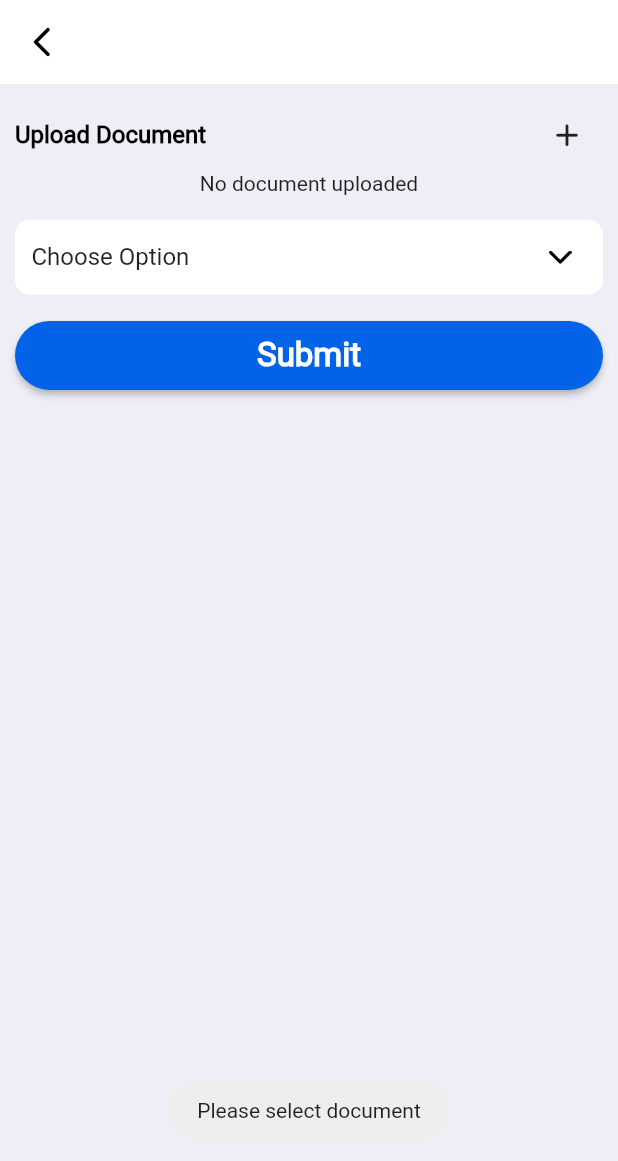
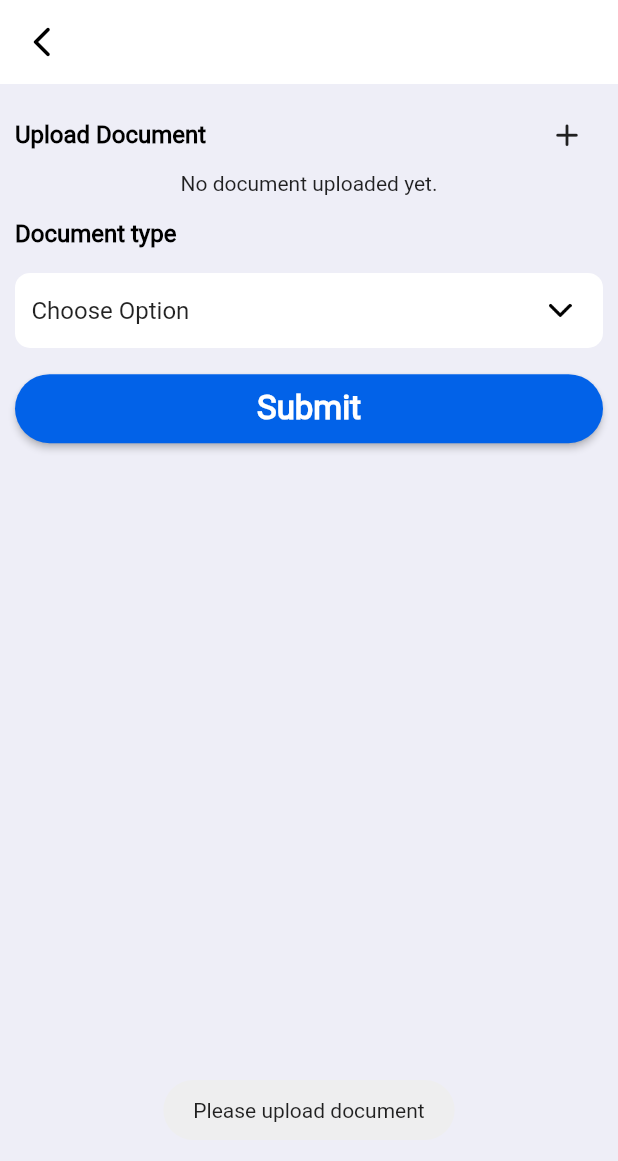
Before and after one commit to rushit5560/Payroll_Project, a Flutter app: the DocumentUploadScreen screen opened directly with empty values, after a tap on "Submit", on a phone screen of 412 x 824 dp. Shown: the top 1161 px of the screen. Run offline on Flutter 3.47's test engine with Material 2 defaults, Android fonts, the light colour scheme and no system bars; our stand-ins replace dio, file_picker, fluttertoast, get, image_picker, shared_preferences and 1 more; missing offline and left inert: external_path; accounts and stored records are empty; network calls fail.

Commit message:
Bug solve

```diff
--- a/payroll_system/lib/controllers/login_screen_controller.dart
+++ b/payroll_system/lib/controllers/login_screen_controller.dart
@@ -50,7 +50,9 @@ class LoginController extends GetxController {
 
         await userPreference.setUserLoginDetailsToPrefs(
           isLoggedIn: true,
-          userId: int.parse(loginDetailsModel.loginData.data.id.toString()),
+          userId: loginDetailsModel.loginData.data.roleId == "4"
+              ? int.parse(loginDetailsModel.loginData.data.employeeId.toString())
+              : int.parse(loginDetailsModel.loginData.data.id.toString()),
           roleId: int.parse(loginDetailsModel.loginData.data.roleId.toString()),
           userName: loginDetailsModel.loginData.data.userName,
           userEmail: loginDetailsModel.loginData.data.email,
--- a/payroll_system/lib/controllers/pay_checkes_dowanload_screen_controller.dart
+++ b/payroll_system/lib/controllers/pay_checkes_dowanload_screen_controller.dart
@@ -28,7 +28,7 @@ class PayCheckesDowanloadScreenController extends GetxController {
 
     try {
       http.Response response = await http.get(Uri.parse(url));
-
+      log('getPaycheckesDowanlodeListFunction : ${response.body}');
       PayCheckDwanloadListModel payCheckDwanloadListModel =
           PayCheckDwanloadListModel.fromJson(json.decode(response.body));
       log("getPaycheckesListFunction response  : ${response.body}");
--- a/payroll_system/lib/controllers/upload_document_screen_controller.dart
+++ b/payroll_system/lib/controllers/upload_document_screen_controller.dart
@@ -1,6 +1,7 @@
 import 'dart:io';
 import 'dart:convert';
 import 'dart:developer';
+import 'package:flutter/material.dart';
 import 'package:get/get.dart';
 import 'package:http/http.dart' as http;
 import 'package:file_picker/file_picker.dart';
@@ -21,6 +22,7 @@ class UploadDocumentScreenController extends GetxController {
   RxBool isSuccessStatus = false.obs;
 
   UserPreference userPreference = UserPreference();
+  GlobalKey<FormState> formKey = GlobalKey<FormState>();
 
   List<String> documentTypeList = ["Choose Option", "W-4", "I-9", "W-2s"];
   RxString documentSelectedTypeValue = "Choose Option".obs;
@@ -110,6 +112,7 @@ class UploadDocumentScreenController extends GetxController {
   }
 
   Future<void> uploadDocumentFunction() async {
+    Fluttertoast.showToast(msg: "Please wait");
     isLoading(true);
     String url = ApiUrl.uploadEmployeeDocumentApi;
     log('uploadEmployeeDocumentFunction Api Url :$url');
--- a/payroll_system/lib/screen/company_home_screen/company_home_widgets_screen.dart
+++ b/payroll_system/lib/screen/company_home_screen/company_home_widgets_screen.dart
@@ -145,7 +145,9 @@ class CompanyHomeScreenWidgets extends StatelessWidget {
                     textKey: AppMessage.employeeStatus,
                     textValue: value.isActive == AppMessage.value
                         ? AppMessage.active
-                        : AppMessage.inActive,
+                        : value.isActive == AppMessage.zero ? AppMessage.inActive : AppMessage.terminated,
+                    valueColor: value.isActive == AppMessage.value
+                    ? AppColors.greenColor : value.isActive == AppMessage.zero ? AppColors.colorRed : AppColors.greyColor,
                   ),
                   SizedBox(height: 2.h),
                   Row(
--- a/payroll_system/lib/screen/employee_screens/document_upload_screen/document_upload_widgets_screen.dart
+++ b/payroll_system/lib/screen/employee_screens/document_upload_screen/document_upload_widgets_screen.dart
@@ -101,9 +101,18 @@ class DocumentTypeDropdownModule extends StatelessWidget {
         borderRadius: BorderRadius.circular(10),
         border: Border.all(color: Colors.transparent),
       ),
-      child: DropdownButtonHideUnderline(
-        child: DropdownButton<String>(
+      // child: DropdownButtonHideUnderline(
+        child: Center(
+          child: DropdownButtonFormField<String>(
             // hint: Text(AppMessage.chooseOption),
+            validator: (value) {
+              if (uploadDocumentScreenController.documentSelectedTypeValue.value == AppMessage.chooseOption) {
+                return AppMessage.activeStatusMessage;
+              } else {
+                return null;
+              }
+            },
+            decoration: const InputDecoration.collapsed(hintText: ''),
             value: uploadDocumentScreenController.documentSelectedTypeValue.value,
             items: uploadDocumentScreenController.documentTypeList
                 .map<DropdownMenuItem<String>>((String value) {
@@ -124,8 +133,9 @@ class DocumentTypeDropdownModule extends StatelessWidget {
                   value!;
               uploadDocumentScreenController.isLoading(false);
             },
-        ).commonOnlyPadding(left: 10, right: 10),
+          ).commonSymmetricPadding(horizontal: 10, vertical: 12),
         ),
+      // ),
     );
   }
 }
--- a/payroll_system/lib/screen/employee_screens/document_upload_screen/document_uplode_screen.dart
+++ b/payroll_system/lib/screen/employee_screens/document_upload_screen/document_uplode_screen.dart
@@ -40,7 +40,9 @@ class DocumentUploadScreen extends StatelessWidget {
       body: Obx(
         () => uploadDocumentScreenController.isLoading.value
             ? CommonLoader().showLoader()
-            : Column(
+            : Form(
+          key: uploadDocumentScreenController.formKey,
+              child: Column(
                   children: [
                     Row(
                       mainAxisAlignment: MainAxisAlignment.spaceBetween,
@@ -73,24 +75,32 @@ class DocumentUploadScreen extends StatelessWidget {
                     ),
                     DocumentListModule(),
                     SizedBox(height: 2.h),
+                    Row(
+                      children: [
+                        Text(
+                          AppMessage.documentype,
+                          style: TextStyleConfig.textStyle(
+                            fontWeight: FontWeight.w600,
+                            fontSize: 16,
+                          ),
+                        ),
+                      ],
+                    ),
+                    SizedBox(height: 2.h),
                     DocumentTypeDropdownModule(),
                     SizedBox(height: 2.h),
                     CustomSubmitButtonModule(
                       onPress: () async {
-                      if (uploadDocumentScreenController
-                          .selectedDocumentList.isEmpty) {
-                        Fluttertoast.showToast(
-                            msg: AppMessage.pleaseSelectDocument);
+                        if (uploadDocumentScreenController.selectedDocumentList.isEmpty) {
+                          Fluttertoast.showToast(msg: AppMessage.pleaseSelectDocument);
                         } else {
-                        if (uploadDocumentScreenController
-                                .documentSelectedTypeValue.value ==
-                            AppMessage.chooseOption) {
-                          Fluttertoast.showToast(
-                              msg: AppMessage.pleaseSelectDocumentType);
-                        } else {
-                          await uploadDocumentScreenController
-                              .uploadDocumentFunction();
+                          // if (uploadDocumentScreenController.documentSelectedTypeValue.value == AppMessage.chooseOption) {
+                          //   Fluttertoast.showToast(msg: AppMessage.pleaseSelectDocumentType);
+                          // } else {
+                          if(uploadDocumentScreenController.formKey.currentState!.validate()) {
+                            await uploadDocumentScreenController.uploadDocumentFunction();
                           }
+                          // }
                         }
                       },
                       labelText: AppMessage.submit,
@@ -113,6 +123,7 @@ class DocumentUploadScreen extends StatelessWidget {
                   ],
                 ).commonAllSidePadding(10),
             ),
+      ),
     );
   }
 }
--- a/payroll_system/lib/utils/app_images.dart
+++ b/payroll_system/lib/utils/app_images.dart
@@ -29,6 +29,7 @@ class AppImages {
   static const salaryIcon = "$rootPath/salary.png";
   static const netAmountIcon = "$rootPath/amount.png";
   static const downloadIcon = "$rootPath/download.png";
+  static const uploadIcon = "$rootPath/upload.png";
 
 
 
--- a/payroll_system/lib/utils/messaging.dart
+++ b/payroll_system/lib/utils/messaging.dart
@@ -22,7 +22,7 @@ class AppMessage {
 
   /// Drawer Name's
   static String companyNameDrawer = "Company";
-  static String noDocumentUploaded = "No document uploaded";
+  static String noDocumentUploaded = "No document uploaded yet.";
   static String documentsType = "Documents Type";
   static String departmentNameDrawer = "Department";
   static String companyDepartmentNameDrawer = "Company Department";
@@ -366,7 +366,7 @@ static String adminNameLabel = 'Admin Name';
 
   // document
 
-  static String pleaseSelectDocument = 'Please select document';
+  static String pleaseSelectDocument = 'Please upload document';
   static String pleaseSelectDocumentType = 'Please select document type';
   static String documentList = 'Document List';
   static String uplodedDocumentList = 'Uploaded Document List';
```
Also changed, not shown: payroll_system/lib/drawer_menu/employee_home_drawer/employee_home_drawer.dart (+4 -3 lines), payroll_system/lib/models/pay_checkes_download_screen_model/pay_checkes_dowanload_screen_model.dart (+59 -59 lines), payroll_system/lib/screen/company_home_screen/company_home_screen.dart (+10 -6 lines), payroll_system/lib/screen/employee_home_screen/employee_home_screen.dart (+14 -1 lines), payroll_system/lib/screen/employee_screens/employee_upload_document_screen/employee_upload_document_screen_widgets.dart (+12 -2 lines), payroll_system/lib/screen/pay_checked_screen/pay_checkes_list_Screen/pay_checkes_list_widgets_screen.dart (+7 -8 lines), payroll_system/assets/images/upload.png (added). Lines whose indentation alone changed are shown as unchanged.
